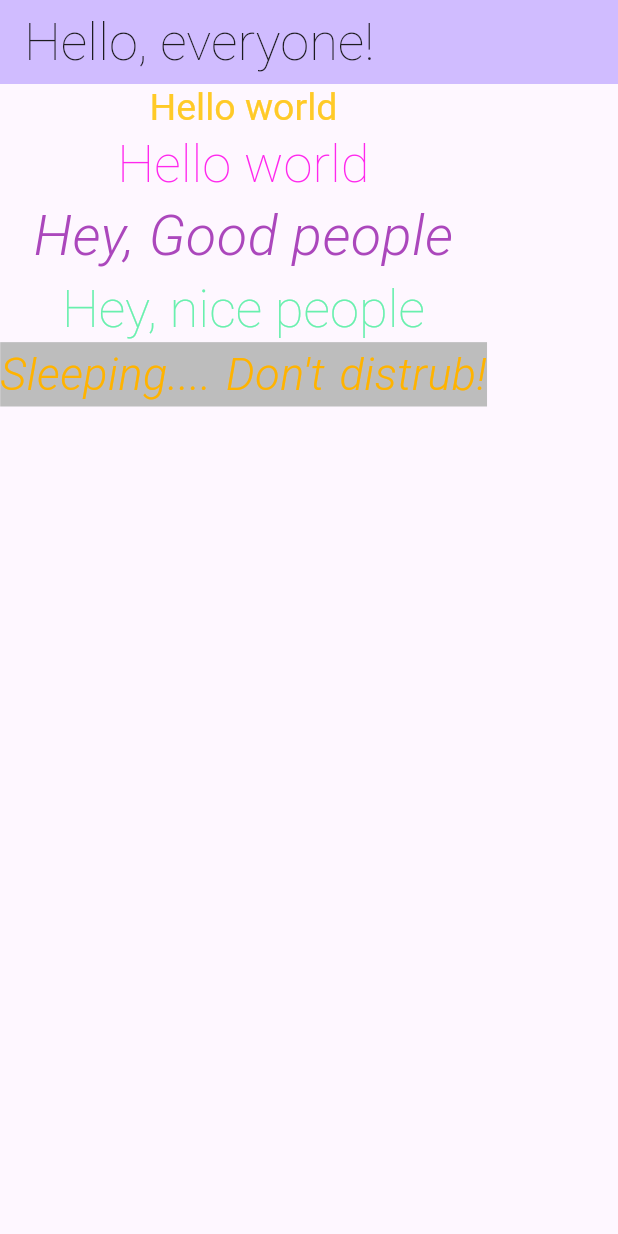
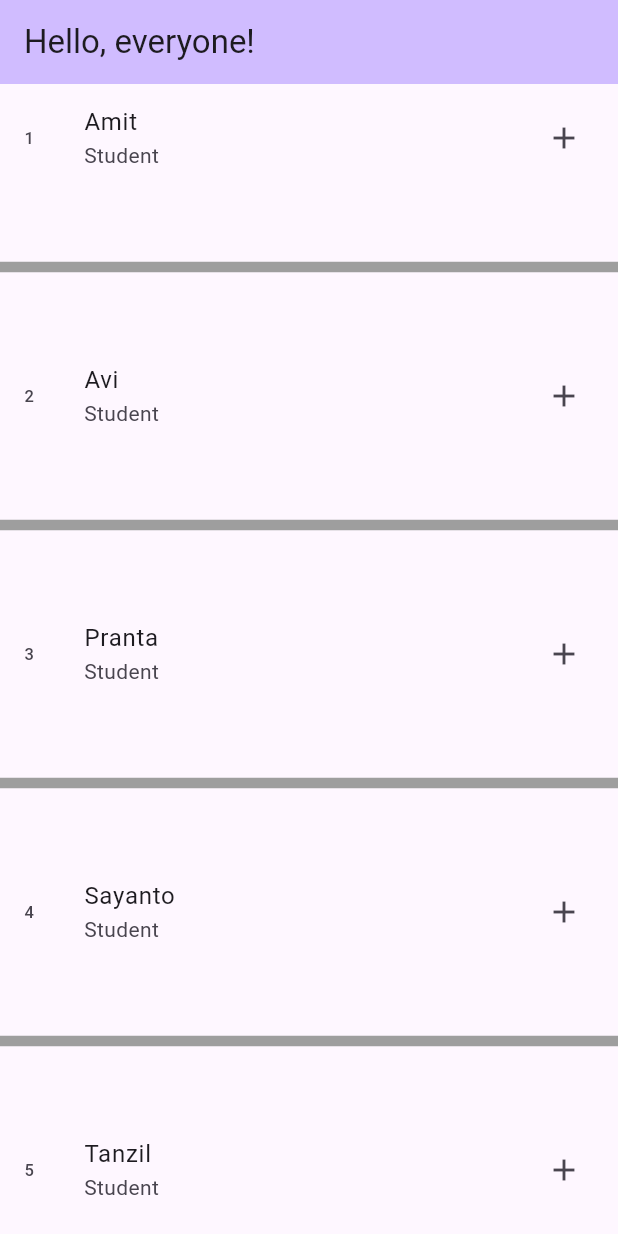
Before and after one commit to AM1T-44/Flutter-Learning, a Flutter app: the screen it shows after launch, on a phone screen of 412 x 824 dp. Run offline on Flutter 3.47's test engine with Material 3 defaults, Android fonts, the phone set to English and light mode, and no system bars.

Commit message:
List Title

```diff
--- a/flutter_learn/lib/main.dart
+++ b/flutter_learn/lib/main.dart
@@ -14,25 +14,6 @@ class MyApp extends StatelessWidget {
     return MaterialApp(
       title: 'Flutter Demo',
       debugShowCheckedModeBanner: false,
-      // making theme for text...
-      theme: ThemeData(
-          primarySwatch: Colors.blue,
-          textTheme: TextTheme(
-              bodyMedium: TextStyle(
-                color: Colors.purple.shade400,
-                //fontFamily: "FontMain",
-                fontSize: 37,
-                fontWeight: FontWeight.w300,
-                fontStyle: FontStyle.italic,
-              ),
-              headlineLarge: TextStyle(
-                  fontSize: 25,
-                  fontWeight: FontWeight.w400,
-                  color: Colors.amber.shade400),
-              titleLarge: TextStyle(
-                  fontSize: 35,
-                  fontWeight: FontWeight.w200,
-                  color: const Color.fromARGB(255, 255, 40, 237)))),
       home: const MyHomePage(title: 'Hello, everyone!'),
     );
   }
@@ -50,28 +31,40 @@ class MyHomePage extends StatefulWidget {
 class _MyHomePageState extends State<MyHomePage> {
   @override
   Widget build(BuildContext context) {
+    var arrNames = [
+      "Amit",
+      "Avi",
+      "Pranta",
+      "Sayanto",
+      "Tanzil",
+      "Mahmud",
+      "Adri",
+      "Arji",
+      "Arghya"
+    ];
+
     return Scaffold(
       appBar: AppBar(
         backgroundColor: Theme.of(context).colorScheme.inversePrimary,
         title: Text(widget.title),
       ),
-      body: Column(children: [
-        Text(
-          "Hello world",
-          style: Theme.of(context).textTheme.headlineLarge,
-        ),
-        Text("Hello world", style: Theme.of(context).textTheme.titleLarge),
-        Text("Hey, Good people", style: Theme.of(context).textTheme.bodyMedium),
-        Text("Hey, nice people",
-            style: Theme.of(context)
-                .textTheme
-                .titleLarge!
-                .copyWith(color: Colors.greenAccent)),
-        Text(
-          "Sleeping.... Don't distrub!",
-          style: myTextStyle02(),
-        )
-      ]),
+      body: ListView.separated(
+          itemBuilder: (context, index) {
+            return ListTile(
+              leading: Text('${index + 1}'),
+              title: Text(arrNames[index]),
+              subtitle: Text("Student"),
+              trailing: Icon(Icons.add),
+            );
+          },
+          separatorBuilder: (context, index) {
+            return Divider(
+              height: 100,
+              thickness: 7,
+              color: Colors.grey,
+            );
+          },
+          itemCount: arrNames.length),
     );
   }
 }
```
